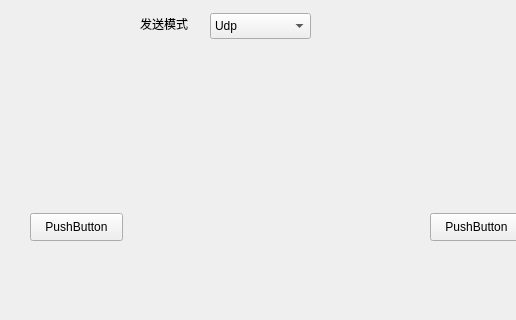
Before: the Qt Designer form temperature_client/mywidget.ui in gloriousmind/temperature_monitor_extension, drawn with Qt 5; both pictures show x 0 to 516 and y 187 to 507 of the 598 by 507 pixel window.
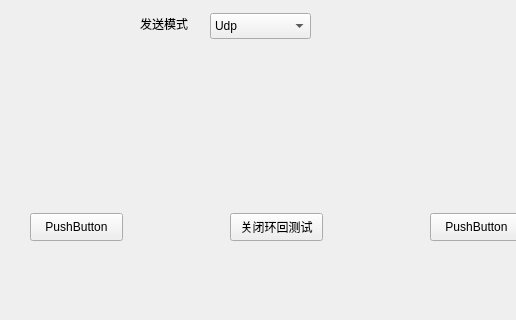
After: the same form once the commit is applied.

Commit message: add loopback mode and using two group of sockets to make communication

```diff
--- a/temperature_client/mywidget.ui
+++ b/temperature_client/mywidget.ui
@@ -81,6 +81,19 @@
     <string>发送模式</string>
    </property>
   </widget>
+  <widget class="QPushButton" name="loopback_button">
+   <property name="geometry">
+    <rect>
+     <x>230</x>
+     <y>400</y>
+     <width>93</width>
+     <height>28</height>
+    </rect>
+   </property>
+   <property name="text">
+    <string>关闭环回测试</string>
+   </property>
+  </widget>
  </widget>
  <resources/>
  <connections/>
```
The commit also changes 20 other files.
